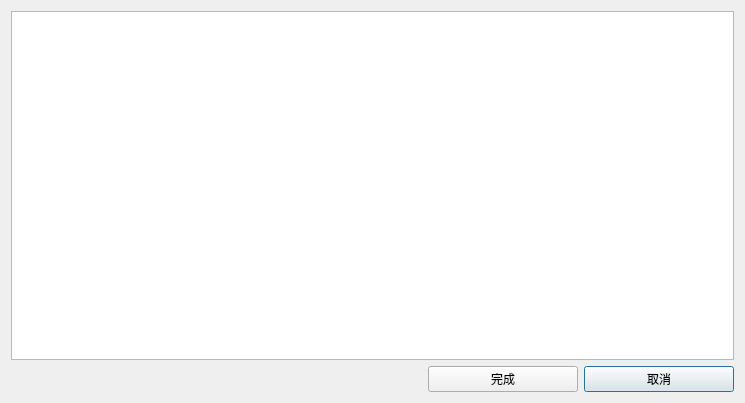
Old version of the form Ticket/addtraindialog.ui in the repository idy002/ticket.
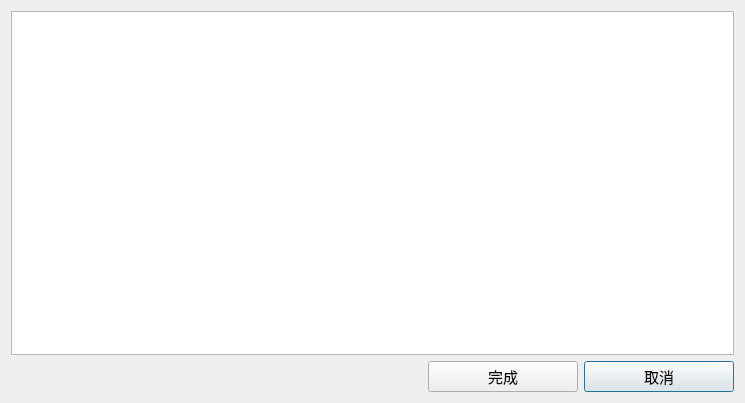
New version of the form.

Diff of the .ui file:
```diff
--- a/Ticket/addtraindialog.ui
+++ b/Ticket/addtraindialog.ui
@@ -27,7 +27,14 @@
   </property>
   <layout class="QGridLayout" name="gridLayout">
    <item row="0" column="0" colspan="3">
-    <widget class="QTableWidget" name="tableWidget"/>
+    <widget class="QTableWidget" name="tableWidget">
+     <property name="font">
+      <font>
+       <family>华文楷体</family>
+       <pointsize>11</pointsize>
+      </font>
+     </property>
+    </widget>
    </item>
    <item row="1" column="2">
     <widget class="QPushButton" name="cancelPushButton">
@@ -43,6 +50,12 @@
        <height>16777215</height>
       </size>
      </property>
+     <property name="font">
+      <font>
+       <family>华文楷体</family>
+       <pointsize>11</pointsize>
+      </font>
+     </property>
      <property name="layoutDirection">
       <enum>Qt::RightToLeft</enum>
      </property>
@@ -65,6 +78,12 @@
        <height>16777215</height>
       </size>
      </property>
+     <property name="font">
+      <font>
+       <family>华文楷体</family>
+       <pointsize>11</pointsize>
+      </font>
+     </property>
      <property name="layoutDirection">
       <enum>Qt::RightToLeft</enum>
      </property>
```
